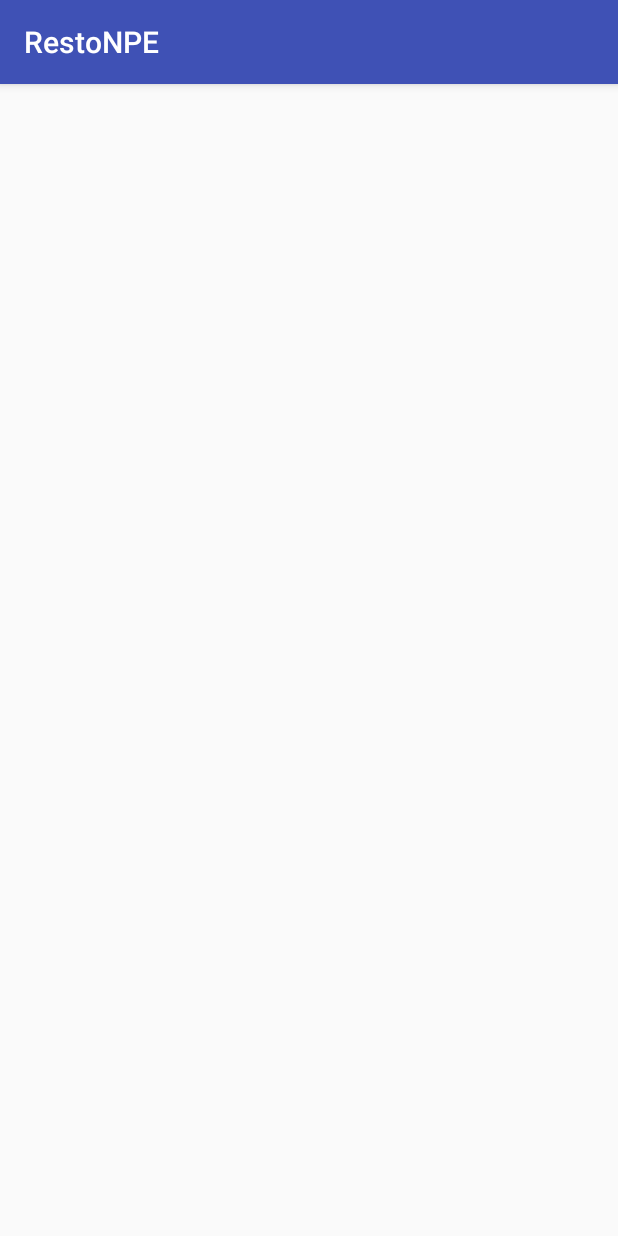
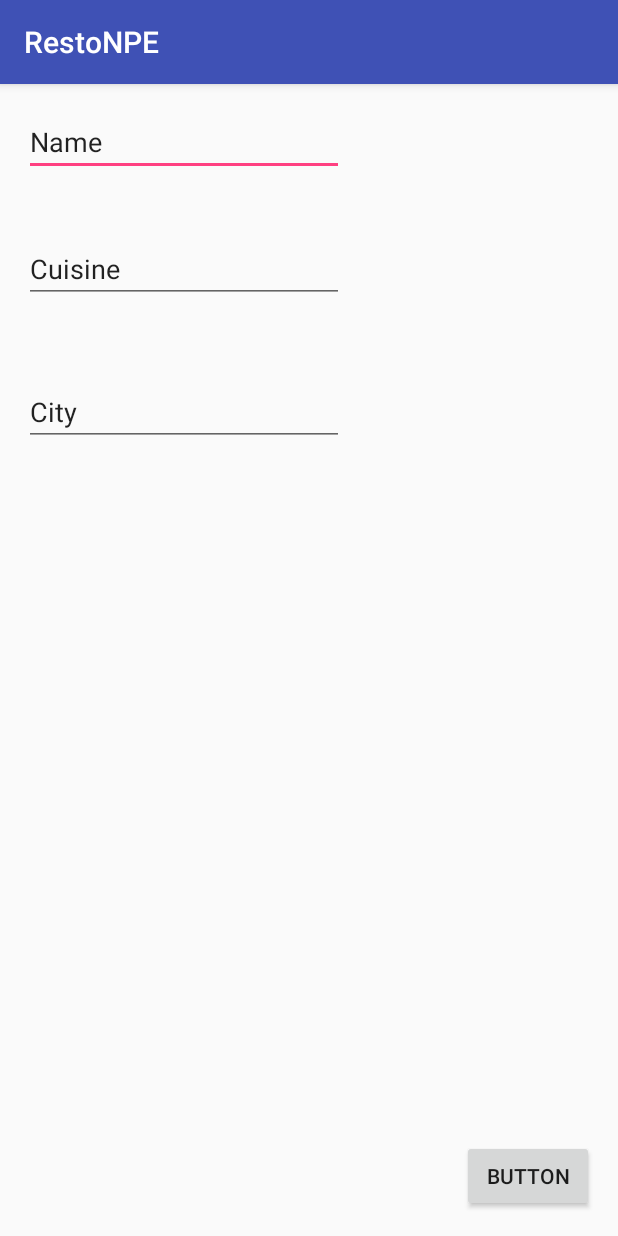
Before and after one commit to Skrinikov/RestoNPE, an Android app: the FindRestosActivity screen opened directly, with no data from a screen before it, on a phone screen of 412 x 824 dp. Run offline under Robolectric (Android 15) with nearby library versions, the phone set to English and light mode, and no system bars.

```diff
--- a/app/src/main/res/layout/activity_find_restos.xml
+++ b/app/src/main/res/layout/activity_find_restos.xml
@@ -10,4 +10,47 @@
     android:paddingTop="@dimen/activity_vertical_margin"
     tools:context="npe.com.restonpe.FindRestosActivity">
 
+    <EditText
+        android:layout_width="wrap_content"
+        android:layout_height="wrap_content"
+        android:inputType="textPersonName"
+        android:text="Name"
+        android:ems="10"
+        android:id="@+id/editText"
+        android:layout_alignParentTop="true"
+        android:layout_alignParentLeft="true"
+        android:layout_alignParentStart="true" />
+
+    <EditText
+        android:layout_width="wrap_content"
+        android:layout_height="wrap_content"
+        android:inputType="textPersonName"
+        android:text="Cuisine"
+        android:ems="10"
+        android:id="@+id/editText2"
+        android:layout_below="@+id/editText"
+        android:layout_alignParentLeft="true"
+        android:layout_alignParentStart="true"
+        android:layout_marginTop="39dp" />
+
+    <EditText
+        android:layout_width="wrap_content"
+        android:layout_height="wrap_content"
+        android:inputType="textPersonName"
+        android:text="City"
+        android:ems="10"
+        android:id="@+id/editText3"
+        android:layout_marginTop="50dp"
+        android:layout_below="@+id/editText2"
+        android:layout_alignParentLeft="true"
+        android:layout_alignParentStart="true" />
+
+    <Button
+        android:text="Button"
+        android:layout_width="wrap_content"
+        android:layout_height="wrap_content"
+        android:layout_alignParentBottom="true"
+        android:layout_alignParentRight="true"
+        android:layout_alignParentEnd="true"
+        android:id="@+id/button" />
 </RelativeLayout>
```
Also changed, not shown: app/src/main/java/location/RestoLocationManager.java (+6 -30 lines), app/src/main/java/npe/com/restonpe/NearRestosActivity.java (+37 -6 lines), app/src/main/res/layout/activity_near_restos.xml (+18 -0 lines).
